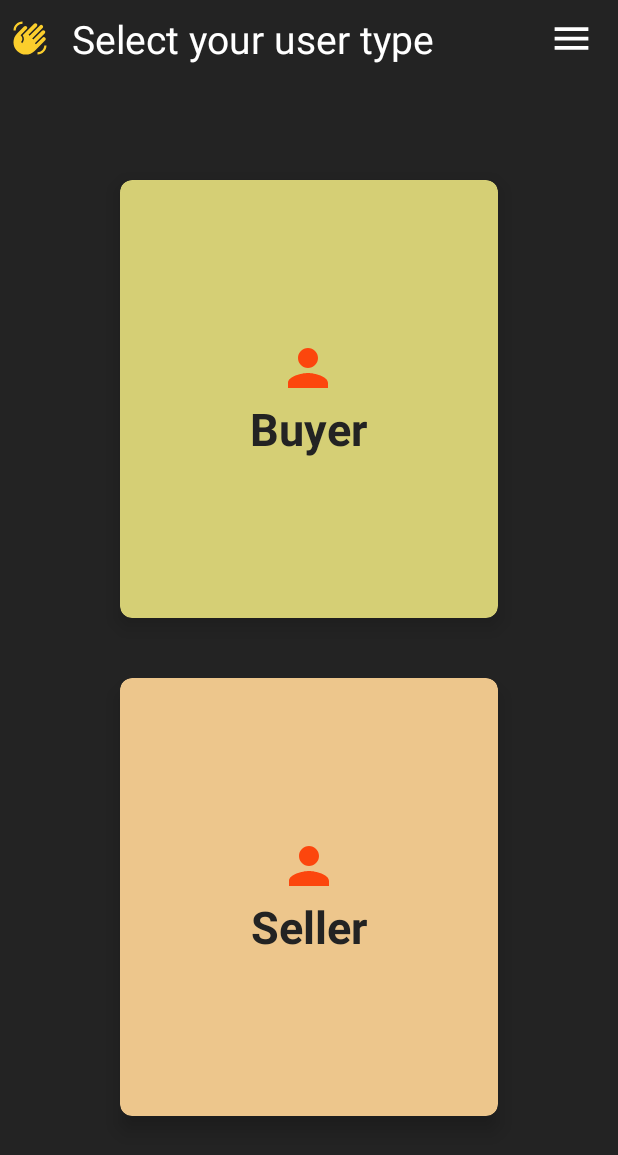
After one commit to chandradeepkumar16/Pay2Park, an Android app: the layout fragment_useradminselection.xml on its own in the app's theme, with its tools: preview values and no code run, on a phone screen of 412 x 824 dp. The commit adds this screen. Shown: the top 1155 px of the screen. Run offline under Robolectric (Android 15) with nearby library versions, the phone set to English and light mode, and no system bars.

Commit message:
navigation added

```diff
--- /dev/null
+++ b/app/src/main/res/drawable/ic_baseline_waving_hand_24.xml
@@ -0,0 +1,10 @@
+<vector xmlns:android="http://schemas.android.com/apk/res/android"
+    android:width="24dp"
+    android:height="24dp"
+    android:viewportWidth="24"
+    android:viewportHeight="24"
+    android:tint="?attr/colorControlNormal">
+  <path
+      android:fillColor="@android:color/white"
+      android:pathData="M23,17c0,3.31 -2.69,6 -6,6v-1.5c2.48,0 4.5,-2.02 4.5,-4.5H23zM1,7c0,-3.31 2.69,-6 6,-6v1.5C4.52,2.5 2.5,4.52 2.5,7H1zM8.01,4.32l-4.6,4.6c-3.22,3.22 -3.22,8.45 0,11.67s8.45,3.22 11.67,0l7.07,-7.07c0.49,-0.49 0.49,-1.28 0,-1.77c-0.49,-0.49 -1.28,-0.49 -1.77,0l-4.42,4.42l-0.71,-0.71l6.54,-6.54c0.49,-0.49 0.49,-1.28 0,-1.77s-1.28,-0.49 -1.77,0l-5.83,5.83l-0.71,-0.71l6.89,-6.89c0.49,-0.49 0.49,-1.28 0,-1.77s-1.28,-0.49 -1.77,0l-6.89,6.89L11.02,9.8l5.48,-5.48c0.49,-0.49 0.49,-1.28 0,-1.77s-1.28,-0.49 -1.77,0l-7.62,7.62c1.22,1.57 1.11,3.84 -0.33,5.28l-0.71,-0.71c1.17,-1.17 1.17,-3.07 0,-4.24l-0.35,-0.35l4.07,-4.07c0.49,-0.49 0.49,-1.28 0,-1.77C9.29,3.83 8.5,3.83 8.01,4.32z"/>
+</vector>
--- /dev/null
+++ b/app/src/main/res/drawable/menu.xml
@@ -0,0 +1,10 @@
+<vector xmlns:android="http://schemas.android.com/apk/res/android"
+    android:width="24dp"
+    android:height="24dp"
+    android:viewportWidth="24"
+    android:viewportHeight="24"
+    android:tint="?attr/colorControlNormal">
+  <path
+      android:fillColor="@android:color/white"
+      android:pathData="M3,18h18v-2L3,16v2zM3,13h18v-2L3,11v2zM3,6v2h18L21,6L3,6z"/>
+</vector>
--- a/app/src/main/res/layout/activity_user_admin_selection.xml
+++ b/app/src/main/res/layout/activity_user_admin_selection.xml
@@ -1,5 +1,5 @@
 <?xml version="1.0" encoding="utf-8"?>
-<RelativeLayout xmlns:android="http://schemas.android.com/apk/res/android"
+<androidx.constraintlayout.widget.ConstraintLayout xmlns:android="http://schemas.android.com/apk/res/android"
     xmlns:app="http://schemas.android.com/apk/res-auto"
     xmlns:tools="http://schemas.android.com/tools"
     android:layout_width="match_parent"
@@ -8,64 +8,112 @@
     android:background="#FF232323"
     >
 
+
+    <FrameLayout
+        android:id="@+id/frameLayout"
+        android:layout_width="match_parent"
+        android:layout_height="match_parent"
+        android:layout_alignParentTop="true"
+        android:layout_alignParentBottom="true"
+        android:layout_marginTop="0dp"
+        android:layout_marginBottom="0dp"
+        app:layout_constraintEnd_toEndOf="parent"
+        app:layout_constraintStart_toStartOf="parent"
+        app:layout_constraintTop_toTopOf="parent">
+
+        <com.google.android.material.appbar.CollapsingToolbarLayout
+            android:id="@+id/collapsingtoolbarlayout"
+            android:layout_width="fill_parent"
+            android:layout_height="50dp"
+            android:background="#FF232323"
+            app:layout_scrollFlags="scroll|snap|enterAlwaysCollapsed">
+
+            <RelativeLayout
+                android:layout_width="match_parent"
+                android:layout_height="wrap_content"
+                android:layout_marginLeft="8dp"
+                android:layout_marginTop="8dp"
+                android:layout_marginRight="8dp"
+                >
+
                 <TextView
-        android:id="@+id/title_user_admin"
+                    android:id="@+id/location"
                     android:layout_width="wrap_content"
                     android:layout_height="wrap_content"
-        android:layout_centerHorizontal="true"
+                    android:gravity="center"
                     android:text="Select your user type"
-        android:layout_marginTop="70dp"
+                    android:drawableLeft="@drawable/ic_baseline_waving_hand_24"
+                    android:drawableTint="#FBCE2C"
+                    android:drawablePadding="15dp"
                     android:textColor="@color/white"
-        android:textStyle="bold"
-        android:textSize="30dp"/>
+                    android:textSize="26dp" />
+
+                <ImageView
+                    android:id="@+id/navigationBar"
+                    android:layout_width="30dp"
+                    android:layout_height="30dp"
+                    android:layout_alignParentEnd="true"
+                    android:layout_centerVertical="true"
+                    android:layout_marginLeft="8dp"
+                    android:layout_marginRight="8dp"
+                    android:src="@drawable/menu"
+                    app:tint="@color/white" />
+
+
+            </RelativeLayout>
+
+
+        </com.google.android.material.appbar.CollapsingToolbarLayout>
+
+        <RelativeLayout
+            android:layout_width="match_parent"
+            android:layout_height="wrap_content"
+            android:layout_marginTop="40dp"
+            >
+
 
         <GridLayout
             android:layout_width="match_parent"
             android:layout_height="match_parent"
-        android:layout_marginTop="80dp"
-        android:layout_below="@id/title_user_admin"
-        android:rowCount="2"
+            android:layout_margin="60dp"
             android:columnCount="1"
-        android:layout_margin="60dp"
-        >
+            android:rowCount="2">
 
             <androidx.cardview.widget.CardView
                 android:layout_width="wrap_content"
                 android:layout_height="wrap_content"
                 android:layout_row="0"
+                android:layout_rowWeight="1"
                 android:layout_column="0"
+                android:layout_columnWeight="1"
                 android:layout_gravity="fill"
-        android:layout_rowWeight="1"
-        android:layout_columnWeight="1"
-        app:cardCornerRadius="8dp"
-        app:cardElevation="8dp"
                 android:layout_margin="20dp"
                 app:cardBackgroundColor="#D5CF75"
-        >
+                app:cardCornerRadius="8dp"
+                app:cardElevation="8dp">
 
                 <LinearLayout
                     android:id="@+id/buyerlayout"
                     android:layout_width="wrap_content"
                     android:layout_height="wrap_content"
-            android:orientation="vertical"
+                    android:layout_gravity="center_vertical|center_horizontal"
                     android:gravity="center"
-            android:layout_gravity="center_vertical|center_horizontal">
+                    android:orientation="vertical">
 
                     <ImageView
                         android:layout_width="40dp"
                         android:layout_height="40dp"
-                android:tint="@color/orange"
-                android:src="@drawable/ic_baseline_woman_24"/>
+                        android:src="@drawable/nameicon"
+                        android:tint="@color/orange" />
 
                     <TextView
                         android:layout_width="wrap_content"
                         android:layout_height="wrap_content"
                         android:text="Buyer"
-                android:textStyle="bold"
                         android:textAlignment="center"
+                        android:textColor="#FF232323"
                         android:textSize="30dp"
-                android:textColor="#FF232323"
-                />
+                        android:textStyle="bold" />
 
 
                 </LinearLayout>
@@ -76,40 +124,38 @@
                 android:layout_width="wrap_content"
                 android:layout_height="wrap_content"
                 android:layout_row="1"
+                android:layout_rowWeight="1"
                 android:layout_column="0"
+                android:layout_columnWeight="1"
                 android:layout_gravity="fill"
-            android:layout_rowWeight="1"
-            android:layout_columnWeight="1"
-            app:cardCornerRadius="8dp"
-            app:cardElevation="8dp"
                 android:layout_margin="20dp"
                 android:backgroundTint="#EDC68C"
-            >
+                app:cardCornerRadius="8dp"
+                app:cardElevation="8dp">
 
                 <LinearLayout
                     android:id="@+id/sellerlayout"
 
                     android:layout_width="wrap_content"
                     android:layout_height="wrap_content"
-                android:orientation="vertical"
+                    android:layout_gravity="center_vertical|center_horizontal"
                     android:gravity="center"
-                android:layout_gravity="center_vertical|center_horizontal">
+                    android:orientation="vertical">
 
                     <ImageView
                         android:layout_width="40dp"
                         android:layout_height="40dp"
-                    android:tint="@color/orange"
-                    android:src="@drawable/ic_baseline_woman_24"/>
+                        android:src="@drawable/nameicon"
+                        android:tint="@color/orange" />
 
                     <TextView
                         android:layout_width="wrap_content"
                         android:layout_height="wrap_content"
                         android:text="Seller"
-                    android:textStyle="bold"
                         android:textAlignment="center"
+                        android:textColor="#FF232323"
                         android:textSize="30dp"
-                    android:textColor="#FF232323"
-                    />
+                        android:textStyle="bold" />
 
 
                 </LinearLayout>
@@ -117,18 +163,10 @@
             </androidx.cardview.widget.CardView>
 
 
-        <Button
-            android:id="@+id/logout"
-            android:layout_width="wrap_content"
-            android:layout_height="45dp"
-            android:layout_row="1"
-            android:layout_gravity="center"
-            android:drawableLeft="@drawable/logout_ic"
-            android:drawableTint="@color/white"
-            android:text="logout">
-
-        </Button>
 
         </GridLayout>
+        </RelativeLayout>
 
-</RelativeLayout>
+    </FrameLayout>
+
+</androidx.constraintlayout.widget.ConstraintLayout>
--- /dev/null
+++ b/app/src/main/res/layout/fragment_useradminselection.xml
@@ -0,0 +1,34 @@
+<?xml version="1.0" encoding="utf-8"?>
+<androidx.drawerlayout.widget.DrawerLayout
+    xmlns:android="http://schemas.android.com/apk/res/android"
+    xmlns:tools="http://schemas.android.com/tools"
+    android:orientation="vertical"
+    android:layout_width="match_parent"
+    android:layout_height="match_parent"
+    android:id="@+id/drawerLayout"
+    android:fitsSystemWindows="true"
+    tools:openDrawer="end">
+
+    <include
+        layout="@layout/activity_user_admin_selection"
+        android:id="@+id/layout_activity_user_admin_selection"
+        android:layout_width="match_parent"
+        android:layout_height="match_parent"/>
+
+    <com.google.android.material.navigation.NavigationView
+        android:id="@+id/navigationView"
+        android:layout_width="match_parent"
+        android:layout_height="match_parent"
+        android:layout_gravity="end">
+
+        <include
+            layout="@layout/layout_side_menu"
+            android:id="@+id/layout_side_menu"
+            android:layout_width="match_parent"
+            android:layout_height="match_parent"/>
+
+    </com.google.android.material.navigation.NavigationView>
+
+
+
+</androidx.drawerlayout.widget.DrawerLayout>
```
Also changed, not shown: app/src/main/AndroidManifest.xml (+4 -3 lines), app/src/main/java/com/example/pay2park/ProfileActivity.java (added, +14 -0 lines), app/src/main/java/com/example/pay2park/UserAdminFragment.java (added, +139 -0 lines), app/src/main/java/com/example/pay2park/UserAdminSelection.java (+11 -30 lines), app/src/main/res/drawable/ic_baseline_arrow_forward_ios_24.xml (added, +11 -0 lines), app/src/main/res/layout/activity_profile.xml (added, +15 -0 lines), app/src/main/res/layout/layout_side_menu.xml (added, +320 -0 lines). Lines whose indentation alone changed are shown as unchanged.
